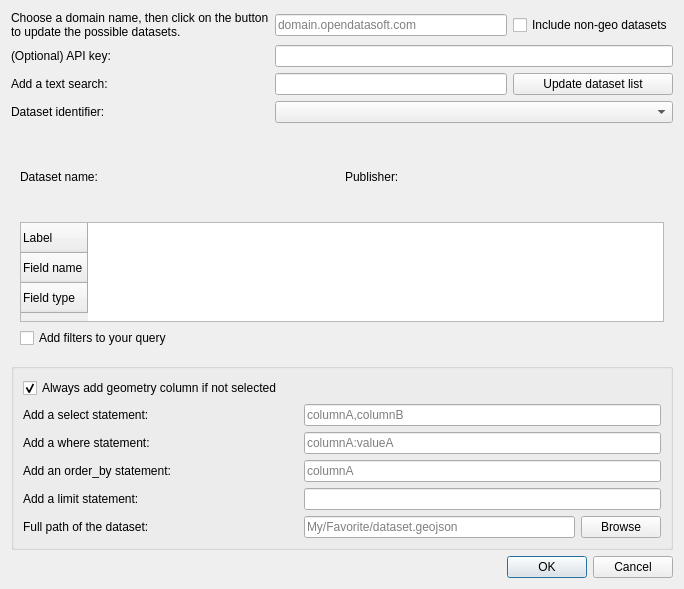
Above: plugin_dialog.ui from opendatasoft/qgis-ods-plugin before the change. Below: the same form after it.
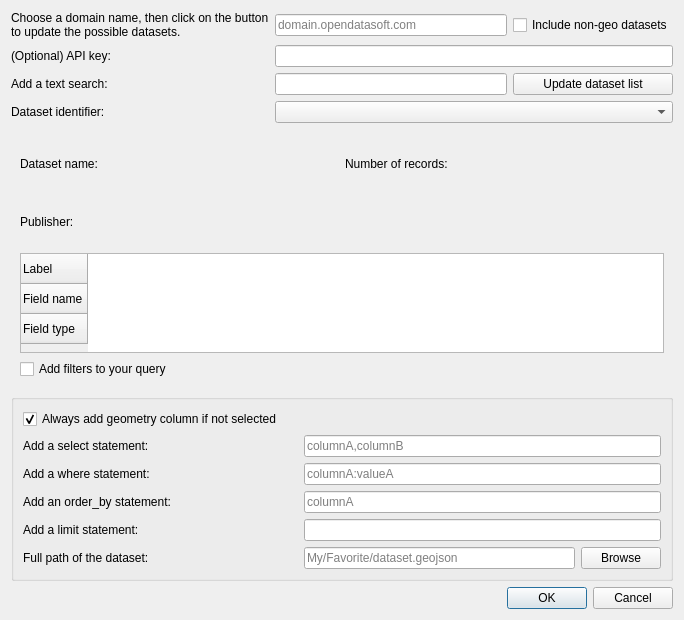
That is the form after the change.

Commit message: metadata shows number of records

The edit to the form file:
```diff
--- a/plugin_dialog.ui
+++ b/plugin_dialog.ui
@@ -7,7 +7,7 @@
     <x>0</x>
     <y>0</y>
     <width>684</width>
-    <height>589</height>
+    <height>620</height>
    </rect>
   </property>
   <property name="windowTitle">
@@ -27,13 +27,6 @@
    <item row="16" column="0" colspan="3">
     <widget class="QWidget" name="metadataWidget" native="true">
      <layout class="QGridLayout" name="gridLayout_4">
-      <item row="2" column="0">
-       <widget class="QCheckBox" name="showFilterCheckBox">
-        <property name="text">
-         <string>Add filters to your query</string>
-        </property>
-       </widget>
-      </item>
       <item row="0" column="0">
        <widget class="QLabel" name="datasetNameLabel">
         <property name="text">
@@ -41,14 +34,21 @@
         </property>
        </widget>
       </item>
+      <item row="4" column="0">
+       <widget class="QCheckBox" name="showFilterCheckBox">
+        <property name="text">
+         <string>Add filters to your query</string>
+        </property>
+       </widget>
+      </item>
       <item row="0" column="1">
-       <widget class="QLabel" name="publisherLabel">
+       <widget class="QLabel" name="recordsNumberLabel">
         <property name="text">
-         <string>Publisher: </string>
+         <string>Number of records:</string>
         </property>
        </widget>
       </item>
-      <item row="1" column="0" colspan="2">
+      <item row="3" column="0" colspan="2">
        <widget class="QTableWidget" name="schemaTableWidget">
         <property name="minimumSize">
          <size>
@@ -82,6 +82,13 @@
         </row>
        </widget>
       </item>
+      <item row="1" column="0">
+       <widget class="QLabel" name="publisherLabel">
+        <property name="text">
+         <string>Publisher: </string>
+        </property>
+       </widget>
+      </item>
      </layout>
     </widget>
    </item>
```
The commit also changes 1 other file.
